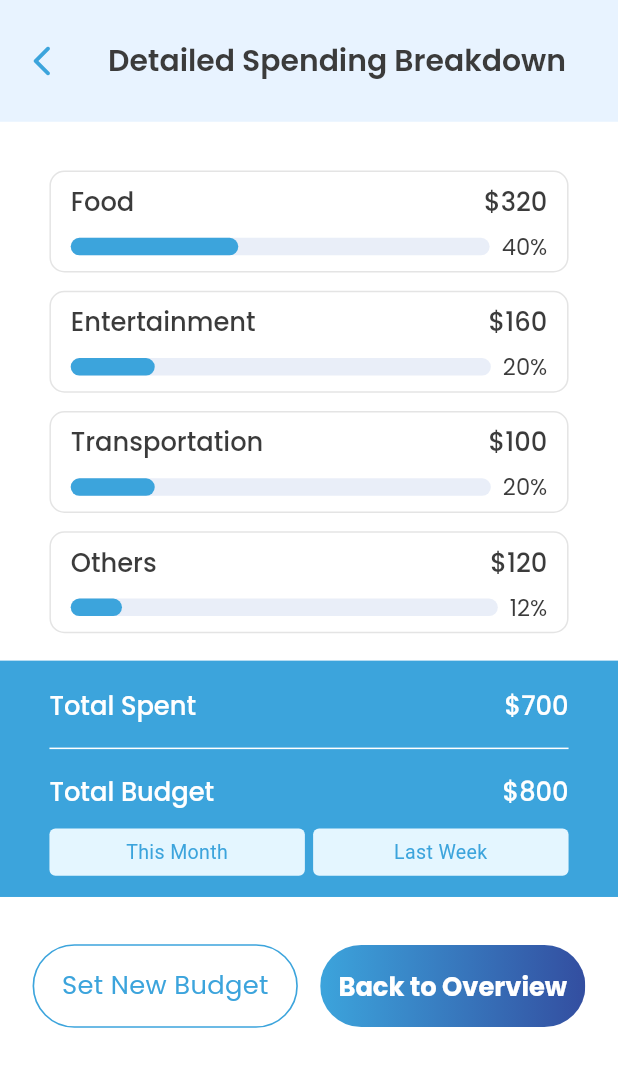
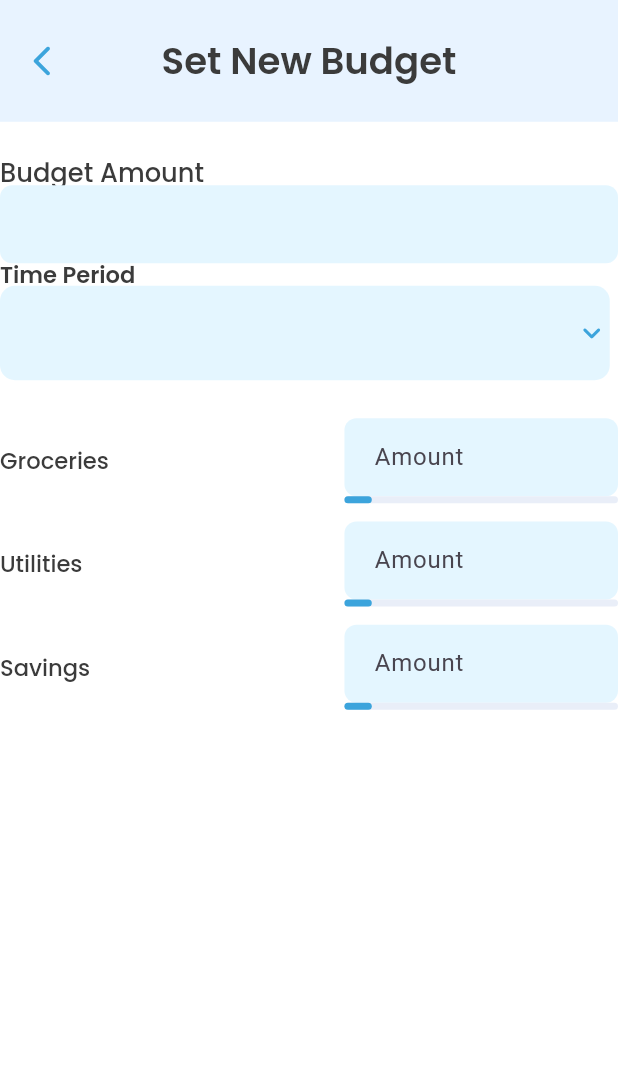
Before and after one commit to zohairahmed96/live-e, a Flutter app: the screen it shows after launch, on a phone screen of 412 x 824 dp. Shown: the top 1067 px of the screen. Run offline on Flutter 3.47's test engine with Material 3 defaults, Android fonts, the light colour scheme and no system bars; our stand-ins replace fl_chart, flutter_svg, google_fonts, image_picker, sizer; Roboto replaces fonts that are missing (Gotham); project files that could hold a hidden picture were left out.

Commit message:
set new budget screen

```diff
--- a/lib/core/routes/app_router.dart
+++ b/lib/core/routes/app_router.dart
@@ -5,6 +5,7 @@ import 'package:liv_e/ui/views/dashboard/detailed_Spending_overview_view.dart';
 import 'package:liv_e/ui/views/dashboard/financial_management_view.dart';
 import 'package:liv_e/ui/views/dashboard/bill_reminders_view.dart';
 import 'package:liv_e/ui/views/dashboard/community_events_view.dart';
+import 'package:liv_e/ui/views/dashboard/set_new_budget_view.dart';
 import 'package:liv_e/ui/views/dashboard/set_reminder_view.dart';
 import 'package:liv_e/ui/views/dashboard/spending_overview_view.dart';
 import 'package:liv_e/ui/views/dashboard/transport_assistance_view.dart';
@@ -75,6 +76,9 @@ class AppRouter {
           builder: (_) => const DetailedSpendingOverViewView(),
         );
 
+      case AppRoutes.setNewBudget:
+        return MaterialPageRoute(builder: (_) => const SetNewBudgetView());
+
       case AppRoutes.spendingOverview:
         return MaterialPageRoute(builder: (_) => const SpendingOverviewView());
       case AppRoutes.dailyRoutine:
--- a/lib/core/routes/app_routes.dart
+++ b/lib/core/routes/app_routes.dart
@@ -25,7 +25,8 @@ class AppRoutes {
   static const setReminder = '/set-reminder';
   static const spendingOverview = '/spending-overview';
   static const communityEvents = '/community-events';
-  static const detailedOverView = '/detailed-overview'; // TODO
+  static const detailedOverView = '/detailed-overview';
+  static const setNewBudget = '/set-new-budget'; // TODO
 
   // Settings
   static const settings = '/settings';
--- a/lib/ui/components/text_field_common.dart
+++ b/lib/ui/components/text_field_common.dart
@@ -10,6 +10,7 @@ class TextFieldCommon extends StatelessWidget {
   final bool readOnly;
   final VoidCallback? onTap;
   final Color? fillColor;
+  final BorderRadius? borderRadius;
 
   const TextFieldCommon({
     super.key,
@@ -22,6 +23,7 @@ class TextFieldCommon extends StatelessWidget {
     this.readOnly = false,
     this.onTap,
     this.fillColor,
+    this.borderRadius,
   });
 
   @override
@@ -43,7 +45,7 @@ class TextFieldCommon extends StatelessWidget {
           horizontal: 16,
         ),
         border: OutlineInputBorder(
-          borderRadius: BorderRadius.circular(25),
+          borderRadius: borderRadius ?? BorderRadius.circular(25),
           borderSide: BorderSide.none,
         ),
       ),
--- /dev/null
+++ b/lib/ui/viewmodels/dashboard/set_new_budget_viewmodel.dart
@@ -0,0 +1,31 @@
+// lib/ui/viewmodels/health/health_wellness_viewmodel.dart
+import 'package:flutter/material.dart';
+
+class SetNewBudgetViewmodel extends ChangeNotifier {
+  final newBudget = TextEditingController();
+  TextEditingController amountController = TextEditingController();
+  TextEditingController groceryController = TextEditingController();
+  TextEditingController utilityController = TextEditingController();
+  TextEditingController savingsController = TextEditingController();
+
+  String? selectedPeriod;
+
+  List<String> periods = ["Weekly", "Monthly", "Yearly"];
+
+  int totalBudget = 800;
+  int remainingBudget = 500;
+  double progressValue = 0.6;
+
+  void onPeriodChange(String? value) {
+    selectedPeriod = value;
+    notifyListeners();
+  }
+
+  void saveBudget() {
+    print("Budget Saved");
+  }
+
+  void calculate() {
+    notifyListeners();
+  }
+}
--- a/lib/ui/viewmodels/logo_vm.dart
+++ b/lib/ui/viewmodels/logo_vm.dart
@@ -5,6 +5,6 @@ class LogoVM {
   Future<void> init(BuildContext context) async {
     await Future.delayed(const Duration(milliseconds: 1000));
     // Navigator.pushReplacementNamed(context, AppRoutes.welcome);
-    Navigator.pushNamed(context, AppRoutes.detailedOverView);
+    Navigator.pushNamed(context, AppRoutes.setNewBudget);
   }
 }
--- /dev/null
+++ b/lib/ui/views/dashboard/set_new_budget_view.dart
@@ -0,0 +1,177 @@
+import 'package:flutter/material.dart';
+import 'package:flutter/widgets.dart';
+import 'package:liv_e/core/utils/helper/app_layout_helper.dart';
+import 'package:liv_e/core/utils/helper/color.utils.dart';
+import 'package:liv_e/core/utils/helper/font_size.dart';
+import 'package:liv_e/ui/components/app_text.dart';
+import 'package:liv_e/ui/components/app_text_field.dart';
+import 'package:liv_e/ui/components/text_field_common.dart';
+import 'package:liv_e/ui/viewmodels/dashboard/set_new_budget_viewmodel.dart';
+import 'package:provider/provider.dart';
+
+class SetNewBudgetView extends StatelessWidget {
+  const SetNewBudgetView({super.key});
+  @override
+  Widget build(BuildContext context) {
+    return ChangeNotifierProvider(
+      create: (_) => SetNewBudgetViewmodel(),
+      child: const _SetNewBudgetViewModelBody(),
+    );
+  }
+}
+
+class _SetNewBudgetViewModelBody extends StatelessWidget {
+  const _SetNewBudgetViewModelBody();
+  static const kFill = AppColor.cE4F6FF;
+  @override
+  Widget build(BuildContext context) {
+    final vm = context.watch<SetNewBudgetViewmodel>();
+
+    return Scaffold(
+      backgroundColor: Colors.white,
+      appBar: AppBar(
+        elevation: 0,
+        toolbarHeight: ch(80),
+        backgroundColor: const Color(0xFFE8F3FF),
+        leading: IconButton(
+          icon: const Icon(
+            Icons.arrow_back_ios_new_rounded,
+            color: AppColor.c3CA4DC,
+          ),
+          onPressed: () => Navigator.pop(context),
+        ),
+        centerTitle: true,
+        title: AppText(
+          txt: 'Set New Budget',
+          fontSize: AppFontSize.f22,
+          fontWeight: FontWeight.w600,
+        ),
+      ),
+      body: SafeArea(
+        top: false,
+        child: SingleChildScrollView(
+          // padding: EdgeInsets.symmetric(horizontal: 6.w),
+          child: Column(
+            crossAxisAlignment: CrossAxisAlignment.start,
+            children: [
+              SizedBox(height: ch(25)),
+              AppText(
+                txt: "Budget Amount",
+                fontSize: AppFontSize.f16,
+                fontWeight: FontWeight.w500,
+              ),
+              TextFieldCommon(
+                controller: vm.newBudget,
+                label: '',
+                hint: 'Bill Name',
+                // validator: (v) => vm.notEmpty(v, 'title'),
+                fillColor: kFill, // ✅ filled light
+                borderRadius: BorderRadius.circular(8),
+              ),
+
+              AppText(
+                txt: "Time Period",
+                fontWeight: FontWeight.w600,
+                // fontSize: 12.sp,
+              ),
+              Container(
+                width: cw(370),
+                height: ch(62),
+                // padding: EdgeInsets.symmetric(horizontal: 4.w),
+                decoration: BoxDecoration(
+                  color: const Color(0xFFE4F6FF), // 🌟 background color fixed
+                  borderRadius: BorderRadius.circular(10),
+                ),
+
+                child: DropdownButtonHideUnderline(
+                  child: DropdownButton<String>(
+                    value: vm.selectedPeriod,
+                    dropdownColor: AppColor.cE4F6FF,
+                    focusColor: Colors.transparent,
+                    icon: const Icon(
+                      Icons.keyboard_arrow_down_rounded,
+                      color: AppColor.c3CA4DC,
+                    ),
+                    style: const TextStyle(color: Colors.black, fontSize: 14),
+                    onTap: () {},
+                    enableFeedback: false,
+                    items: vm.periods.map((e) {
+                      return DropdownMenuItem(value: e, child: Text(e));
+                    }).toList(),
+                    onChanged: vm.onPeriodChange,
+                  ),
+                ),
+              ),
+              SizedBox(height: ch(25)),
+              _categoryRow("Groceries", vm.groceryController),
+              SizedBox(height: ch(12)),
+              _categoryRow("Utilities", vm.groceryController),
+              SizedBox(height: ch(12)),
+              _categoryRow("Savings", vm.groceryController),
+            ],
+          ),
+        ),
+      ),
+    );
+  }
+}
+
+Widget _categoryRow(String label, TextEditingController ctrl) {
+  return Row(
+    children: [
+      Expanded(
+        child: AppText(txt: label, fontWeight: FontWeight.w500),
+      ),
+      Column(
+        children: [
+          SizedBox(
+            width: cw(166),
+            child: TextFieldCommon(
+              controller: ctrl,
+              hint: "Amount",
+              label: "Amount",
+              fillColor: const Color(0xFFE4F6FF),
+              keyboardType: TextInputType.number,
+              borderRadius: BorderRadius.circular(8),
+            ),
+          ),
+          Row(
+            children: [
+              Container(
+                height: ch(4.6),
+                width: cw(166),
+                decoration: BoxDecoration(
+                  color: const Color(0xFFE9EEF8),
+                  borderRadius: BorderRadius.circular(100),
+                ),
+                child: LayoutBuilder(
+                  builder: (c, b) => Align(
+                    alignment: Alignment.centerLeft,
+                    child: Container(
+                      width: b.maxWidth * (10 / 100), // ← FIX
+                      decoration: BoxDecoration(
+                        color: AppColor.c3CA4DC,
+                        borderRadius: BorderRadius.circular(100),
+                      ),
+                    ),
+                  ),
+                ),
+              ),
+            ],
+          ),
+        ],
+      ),
+    ],
+  );
+}
+
+// -------------------- Remaining Budget Rows --------------------
+Widget _remainingRow(String left, String right) {
+  return Row(
+    mainAxisAlignment: MainAxisAlignment.spaceBetween,
+    children: [
+      AppText(txt: left, color: Colors.white, fontWeight: FontWeight.w600),
+      AppText(txt: right, color: Colors.white, fontWeight: FontWeight.w600),
+    ],
+  );
+}
```
